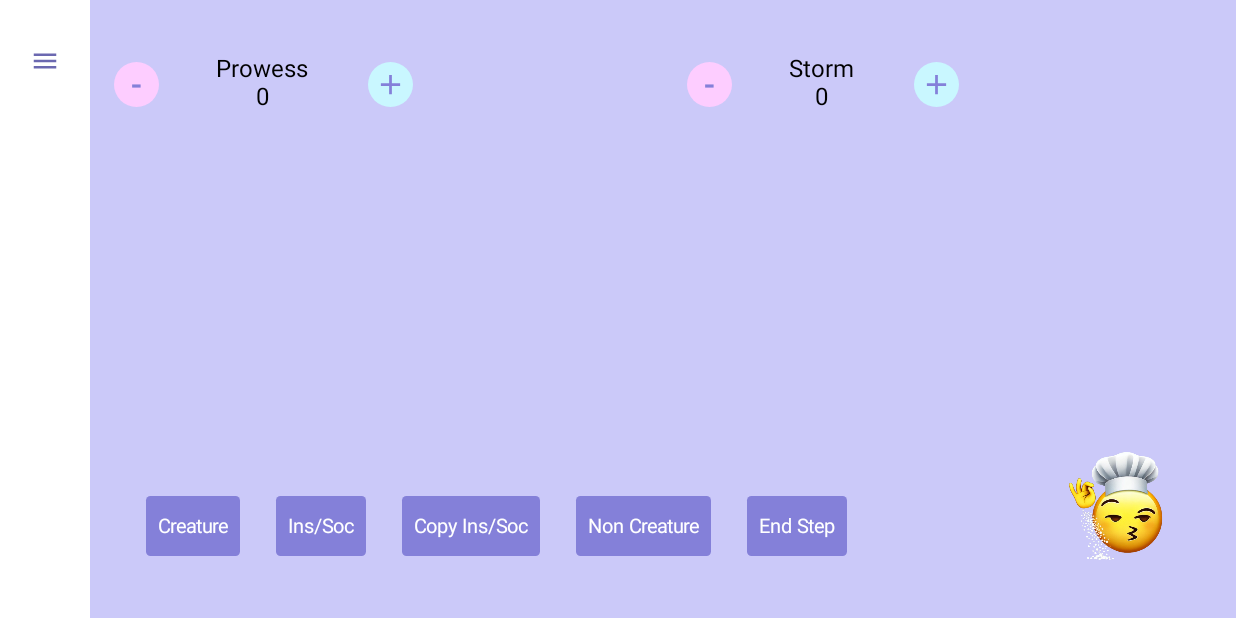
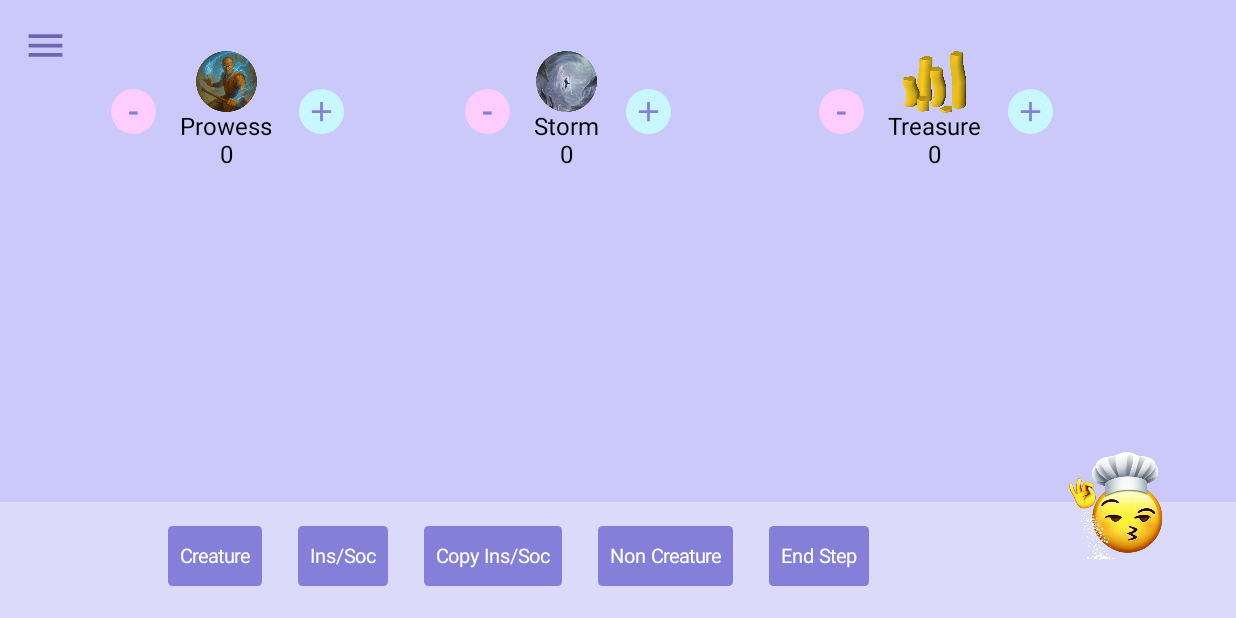
Before and after one commit to PriteshPatel3/SaltSlinger, an Android app built with Jetpack Compose: the screen it shows after launch (MainActivity), on a phone screen of 824 x 412 dp (held sideways). Run offline under Robolectric (Android 15) with nearby library versions, the phone set to English and light mode, and no system bars; our stand-ins replace Dagger/Hilt's generated code.

Commit message:
clean up code, ui changes and added images for token trackers

```diff
--- a/app/src/main/java/com/example/myapplication/MainActivity.kt
+++ b/app/src/main/java/com/example/myapplication/MainActivity.kt
@@ -1,8 +1,11 @@
 package com.example.myapplication
 
+import android.app.Activity
 import android.app.Application
+import android.graphics.drawable.ColorDrawable
 import com.example.myapplication.getItemsByTriggerType
 import android.os.Bundle
+import android.view.WindowManager
 import android.widget.FrameLayout
 import android.widget.ImageView
 import androidx.activity.ComponentActivity
@@ -24,6 +27,7 @@ import androidx.compose.foundation.layout.Spacer
 import androidx.compose.foundation.layout.fillMaxHeight
 import androidx.compose.foundation.layout.fillMaxSize
 import androidx.compose.foundation.layout.fillMaxWidth
+import androidx.compose.foundation.layout.height
 import androidx.compose.foundation.layout.heightIn
 import androidx.compose.foundation.layout.padding
 import androidx.compose.foundation.layout.size
@@ -44,6 +48,7 @@ import androidx.compose.material3.CheckboxDefaults
 import androidx.compose.material3.Icon
 import androidx.compose.material3.Text
 import androidx.compose.runtime.Composable
+import androidx.compose.runtime.DisposableEffect
 import androidx.compose.runtime.LaunchedEffect
 import androidx.compose.runtime.MutableState
 import androidx.compose.runtime.getValue
@@ -65,6 +70,7 @@ import androidx.compose.ui.text.style.TextAlign
 import androidx.compose.ui.unit.Dp
 import androidx.compose.ui.unit.dp
 import androidx.compose.ui.unit.sp
+import androidx.compose.ui.zIndex
 import androidx.lifecycle.viewmodel.compose.viewModel
 import kotlin.reflect.KMutableProperty0
 import com.example.myapplication.models.GameResources
@@ -83,8 +89,18 @@ class MyApp : Application()
 class MainActivity : ComponentActivity() {
     override fun onCreate(savedInstanceState: Bundle?) {
         super.onCreate(savedInstanceState)
+        setContent {
+            val context = LocalContext.current
+            val window = (context as? Activity)?.window
 
-        setContent {
+            // Prevent screen from sleeping
+            DisposableEffect(Unit) {
+                window?.addFlags(WindowManager.LayoutParams.FLAG_KEEP_SCREEN_ON)
+                onDispose {
+                    window?.clearFlags(WindowManager.LayoutParams.FLAG_KEEP_SCREEN_ON)
+                }
+            }
+
             Box(modifier = Modifier.fillMaxSize()) {
                 // Your main UI
                 GameResourceTracker()
@@ -103,6 +119,7 @@ class MainActivity : ComponentActivity() {
     }
 }
 
+
 @OptIn(ExperimentalLayoutApi::class)
 @Composable
 fun GameResourceTracker() {
@@ -118,27 +135,27 @@ fun GameResourceTracker() {
 
     // This inits random items with item class structure
     val items = listOf(
-        Item(1, "Kykar", "kykar", "spirit", "hasteSpirit", 1, "noncreature", "creaturegenerator",{ states ->
+        Item(1, "Kykar", "kykar", "spirit", "hasteSpirit", 1, "noncreature", "creaturegenerator", R.drawable.spirit_token,{ states ->
             var extra = 0
             if (states["hProdigy"] == true) extra += 1 // Harmonic doubles it
             if (states["veyran"] == true) extra += 1  // Veyran adds another
             extra
         }),
         Item(2, "Harmonic Prodigy", "hProdigy", "none", "none", 0, "none", "buff",), // No direct resource, just synergy
-        Item(3, "Veyran", "veyran", "none", "none",0, "none", "buff"), // No direct resource, just synergy
-        Item(4, "Monastery Mentor", "mMentor", "monk", "hasteMonk", 1, "noncreature", "creaturegenerator",{ states ->
+        Item(3, "Veyran", "veyran", "none", "none",0, "none", "buff",), // No direct resource, just synergy
+        Item(4, "Monastery Mentor", "mMentor", "monk", "hasteMonk", 1, "noncreature", "creaturegenerator", R.drawable.monk_token, { states ->
             var extra = 0
             if (states["veyran"] == true) extra += 1  // Veyran adds another
             if (states["hProdigy"] == true) extra += 1 // Harmonic doubles, Veyran has no effect
             extra
         }),
-        Item(5, "Storm Kiln Artist", "skArtist", "treasure", "none",1, "magecraft", "generator",{ states ->
+        Item(5, "Storm Kiln Artist", "skArtist", "treasure", "none",1, "magecraft", "generator",R.drawable.treasure_token,{ states ->
             var extra = 0
             if (states["hProdigy"] == true) extra += 1
             if (states["veyran"] == true) extra += 1  // Veyran adds another
             extra
         }),
-        Item(7, "Kykar Zehphyr Awakaner", "kykar-z-awak", "spirit", "hasteSpirit", 1, "noncreature", "creaturegenerator",{ states ->
+        Item(7, "Kykar Zehphyr Awakaner", "kykar-z-awak", "spirit", "hasteSpirit", 1, "noncreature", "creaturegenerator",R.drawable.spirit_token,{ states ->
             var extra = 0
             if (states["hProdigy"] == true) extra += 1 // Harmonic doubles it
             if (states["veyran"] == true) extra += 1  // Veyran adds another
@@ -147,23 +164,23 @@ fun GameResourceTracker() {
 //        Item(7, "Archmage Emritus", "aEmritus", "draw", 1, "magecraft", "buff"),
 //        Item(7, "Archmage of runes", "aRunes", "draw", 1, "instsor", "buff"),
 //        Item(7, "Ashling flame dancer", "afDancer", "discarddraw", 1, "magecraft", "buff"),
-        Item(7, "Balmor battlemage captain", "bbCaptain", "battlemage buff", "none",1, "instsor", "buff",{ states ->
+        Item(7, "Balmor battlemage captain", "bbCaptain", "battlemage buff", "none",1, "instsor", "buff",R.drawable.bbcap_token,{ states ->
             var extra = 0
             if (states["hProdigy"] == true) extra += 1 // Harmonic doubles it
             if (states["veyran"] == true) extra += 1  // Veyran adds another
             extra
         }),
-        Item(7, "Jeskai Ascendency", "jAscendency", "Jeskai Asc buff", "none",1, "noncreature", "buff",{ states ->
+        Item(7, "Jeskai Ascendency", "jAscendency", "Jeskai Asc buff", "none",1, "noncreature", "buff",R.drawable.jasc_token,{ states ->
             var extra = 0
             if (states["veyran"] == true) extra += 1  // Veyran adds another
             extra
         }),
-        Item(7, "whirldwind of thought", "woThought", "draw", "none",1, "noncreature", "buff", { states ->
+        Item(7, "whirldwind of thought", "woThought", "draw", "none",1, "noncreature", "buff",-1, { states ->
             var extra = 0
             if (states["veyran"] == true) extra += 1  // Veyran adds another
             extra
         }),
-        Item(7, "Birgi", "birgi", "Birgi Red", "none",1, "any", "generator", { states ->
+        Item(7, "Birgi", "birgi", "Birgi Red", "none",1, "any", "generator",R.drawable.redmana_token, { states ->
             var extra = 0
             if (states["veyran"] == true) extra += 1  // Veyran adds another
             extra
@@ -186,34 +203,79 @@ fun GameResourceTracker() {
         }
     }
 
-    Row(
+    Box(modifier = Modifier.fillMaxSize().background(Color(0xFFCBC9F9))) {
+        // Main Content (background)
+        // Scrollable Resource Trackers
+        // Scrollable content
+        Column(
             modifier = Modifier
                 .fillMaxSize()
-            .background(Color(0xFFCBC9F9)) // Optional: distinguish the layout
+                .padding(horizontal = 50.dp)
+                .verticalScroll(rememberScrollState())
+                .padding(top = 25.dp)
+
         ) {
-        // Side Panel
+            MainTracker(gameResources, checkedStates, items)
+            Spacer(modifier = Modifier.height(150.dp)) // Add spacing for bottom overlay
+        }
+
+        // Overlay button
+        Column(
+            modifier = Modifier
+                .align(Alignment.BottomCenter)
+                .zIndex(1f)
+                .background(Color.White.copy(alpha = 0.3f)) // 30% transparent white
+                .padding(bottom = 5.dp)
+                .fillMaxWidth()
+        ) {
+            CastButtonSection(gameResources, checkedStates, items)
+        }
+        // Floating Side Panel
         Box(
             modifier = Modifier
+                .align(Alignment.CenterStart) // Position it on the left side
+                .zIndex(1f) // Float above main content
                 .width(panelWidth)
                 .fillMaxHeight()
-                .background(Color.White)
-                .padding(20.dp)
+//                .background(Color.White)
+                .padding(0.dp)
+//                .background(Color.White.copy(alpha = 0.5f))
+
         ) {
+            // Your existing side panel content here
+            SidePanel(gameResources, checkedStates, items)
+        }
+    }
+}
+
+@Composable
+fun SidePanel(gameResources: GameResources, checkedStates: MutableMap<String, Boolean>, items: List<Item>) {
+    val targetBackgroundColor = if (gameResources.isPanelExpanded.value) {
+        Color.White.copy(alpha = 0.7f) // 30% transparent
+    } else {
+        Color.White.copy(alpha = 0f) // Fully transparent
+    }
     Column(
         verticalArrangement = Arrangement.Top,
         horizontalAlignment = Alignment.CenterHorizontally,
-                modifier = Modifier.fillMaxSize()
+        modifier = Modifier
+            .fillMaxSize()
             .verticalScroll(rememberScrollState())
+            .background(targetBackgroundColor)
+            .padding(10.dp)
+
     ) {
         // Toggle Button
         Button(
-                    onClick = { gameResources.isPanelExpanded.value = !gameResources.isPanelExpanded.value },
+            onClick = {
+                gameResources.isPanelExpanded.value = !gameResources.isPanelExpanded.value
+                      },
             modifier = Modifier
                 .padding(bottom = 8.dp)
                 .size(if (gameResources.isPanelExpanded.value) 50.dp else 40.dp), // Increase size for visibility
             shape = RoundedCornerShape(12.dp),
             contentPadding = PaddingValues(0.dp), // Remove default padding
-                    colors = ButtonDefaults.buttonColors(containerColor = Color.White)
+            colors = ButtonDefaults.buttonColors(containerColor = Color.White.copy(alpha = 0f))
         ) {
             Icon(
                 imageVector = Icons.Default.Menu, // No need for the if-else
@@ -229,6 +291,7 @@ fun GameResourceTracker() {
                 modifier = Modifier
                     .weight(1f) // Take remaining space
                     .verticalScroll(rememberScrollState())
+//                    .background(Color.White)
                     .fillMaxHeight(),
             ){
 
@@ -264,7 +327,7 @@ fun GameResourceTracker() {
 
                         Column(
                             modifier = Modifier
-//                                        .background(Color(0x80CBC9F9)) // Set background color here
+                                .background(Color(0x30FFFFFF)) // Set background color here
                                 .fillMaxHeight()
                                 .wrapContentSize()
                         ) {
@@ -313,7 +376,7 @@ fun GameResourceTracker() {
 
                         Column(
                             modifier = Modifier
-//                                        .background(Color(0x80CBC9F9)) // Set background color here
+                                .background(Color(0x30FFFFFF)) // Set background color here
                                 .fillMaxHeight()
                                 .wrapContentSize()
                         ) {
@@ -331,57 +394,70 @@ fun GameResourceTracker() {
                     }
                 }
 
-//                        items.forEach { item ->
-//                            SidePanelItem(
-//                                item = item,
-//                                isChecked = checkedStates[item.code] ?: false, // Get state for this item
-//                                onCheckedChange = { newValue ->
-//                                    checkedStates[item.code] = newValue // Update state for this item
-//                                    println("${item.name} is now ${if (newValue) "checked" else "unchecked"}")
-//                                }
-//                            )
-//                        }
             }
 
         }
     }
 }
 
-
-        Column(
-            modifier = Modifier
-                .weight(1f) // Take remaining space
-                .fillMaxHeight(),
-            verticalArrangement = Arrangement.SpaceBetween // Space out children
-        ) {
-
+@OptIn(ExperimentalLayoutApi::class)
+@Composable
+fun MainTracker(gameResources: GameResources, checkedStates: MutableMap<String, Boolean>, items: List<Item> ){
         // Scrollable Resource Trackers
-            Column(
-                modifier = Modifier
-                    .heightIn(max = 225.dp) // Set max height
-                    .verticalScroll(rememberScrollState()) // Enable scrolling
-                    .padding(top = 25.dp)
-            ) {
         FlowRow(
             modifier = Modifier
                 .fillMaxWidth(), // Make sure FlowRow expands
             horizontalArrangement = Arrangement.SpaceEvenly
         ) {
-                    CounterColumn("Prowess", gameResources.prowess.value, { gameResources.prowess.value++ }, { gameResources.prowess.value-- }, Modifier.weight(1f))
-                    CounterColumn("Storm", gameResources.storm.value, { gameResources.storm.value++ }, { gameResources.storm.value-- }, Modifier.weight(1f))
-
-                    gameResources.resourceMap.forEach { (key, value) ->
+            Column(
+                modifier = Modifier
+//                    .background(Color(0xFFF8F5E7)) // Set your desired background color
+                    .padding(8.dp) // Optional: add padding
+            ) {
+                Row {
+                    CounterColumn(mapOf("image" to R.drawable.prowess_token, "text" to "Prowess"), gameResources.prowess.value, { gameResources.prowess.value++ }, { gameResources.prowess.value-- }, Modifier.weight(1f))
+                    CounterColumn(mapOf("image" to R.drawable.storm_token, "text" to "Storm"), gameResources.storm.value, { gameResources.storm.value++ }, { gameResources.storm.value-- }, Modifier.weight(1f))
+                    CounterColumn(mapOf("image" to R.drawable.treasure_token, "text" to "Treasure"), gameResources.treasure.value, { gameResources.treasure.value++ }, { gameResources.treasure.value-- }, Modifier.weight(1f))
+                }
+            }
+            for ((key, value) in gameResources.resourceMap) {
+                if (key in listOf("prowess", "storm", "treasure")) {
+                    continue
+                }
                 val anyChecked = checkedStates.filterKeys { it in key }.values.any { it }
                 val filteredItems = items.filter { it.resourceType == key }
                 for (item in filteredItems) {
                     if (checkedStates.filterKeys { it in item.code }.values.any { it }) {
                         if (item.type == "creaturegenerator") {
+//                            Column(
+//                                modifier = Modifier
+//                                    .background(Color(0xFFF8F5E7)) // Set your desired background color
+//                                    .padding(8.dp) // Optional: add padding
+//                            ) {
+//                                Row(
+//                                    horizontalArrangement = Arrangement.spacedBy(4.dp),  // Adjust spacing between elements
+//                                    verticalAlignment = Alignment.CenterVertically,
+//                                    modifier = Modifier.fillMaxWidth()
+//                                ) {
                                     // CounterColumn for haste variant
-                                    CounterColumn("Haste $key", gameResources.resourceMap[item.hasteResourceType]?.value ?: 0, { gameResources.resourceMap[item.hasteResourceType]?.let { it.value++ } }, { gameResources.resourceMap[item.hasteResourceType]?.let { it.value++ } }, Modifier.weight(1f))
-                                    // CounterColumn for non-haste variant
-                                    CounterColumn("Non-Haste $key", value.value, { value.value++ }, { value.value-- }, Modifier.weight(1f))
+//                                    Image(
+//                                        painter = painterResource(id = item.imageId),
+//                                        contentDescription = "Image in CounterColumn",
+//                                        modifier = Modifier.size(42.dp)  // Adjust size as needed
+//                                    )
+                                    CounterColumn(mapOf("image" to item.imageId, "text" to "Haste"), gameResources.resourceMap[item.hasteResourceType]?.value ?: 0, { gameResources.resourceMap[item.hasteResourceType]?.let { it.value++ } }, { gameResources.resourceMap[item.hasteResourceType]?.let { it.value-- } }, Modifier.weight(1f))
+                                    CounterColumn(mapOf("image" to item.imageId, "text" to "Non-Haste"), value.value, { value.value++ }, { value.value-- }, Modifier.weight(1f))
+
+//                                    CounterColumn("Haste $key", gameResources.resourceMap[item.hasteResourceType]?.value ?: 0, { gameResources.resourceMap[item.hasteResourceType]?.let { it.value++ } }, { gameResources.resourceMap[item.hasteResourceType]?.let { it.value-- } }, Modifier.weight(1f))
+//                                    CounterColumn("Non-Haste $key", value.value, { value.value++ }, { value.value-- }, Modifier.weight(1f))
+
+//                                }
+//                            }
+
+
                         } else {
-                                    CounterColumn(key, value.value, { value.value++ }, { value.value-- }, Modifier.weight(1f))
+                                CounterColumn(mapOf("image" to item.imageId, "text" to "$key"), value.value, { value.value++ }, { value.value-- }, Modifier.weight(1f))
+                            }
                         }
                         break
                     }
@@ -391,12 +467,16 @@ fun GameResourceTracker() {
 
             ResourceCounterList(gameResources, checkedStates)
         }
-            }
+
+
+@OptIn(ExperimentalLayoutApi::class)
+@Composable
+fun CastButtonSection(gameResources: GameResources, checkedStates: MutableMap<String, Boolean>, items: List<Item>){
 
     // Bottom Section
     FlowRow(
         modifier = Modifier
-                    .padding(25.dp),
+            .padding(horizontal = 100.dp),
         horizontalArrangement = Arrangement.SpaceEvenly,
         verticalArrangement = Arrangement.Bottom // Align content to bottom
     ) {
@@ -433,9 +513,6 @@ fun GameResourceTracker() {
         })
     }
 }
-    }
-}
-
 @Composable
 fun ResourceCounterList(gameResources: GameResources, checkedStates: MutableMap<String, Boolean>) {
     var refreshTrigger by remember { mutableStateOf(false) }
@@ -493,16 +570,19 @@ fun SidePanelItem(
 
 @Composable
 fun CounterColumn(
-    label: String,
+    label: Any,
     count: Int,
     onIncrement: () -> Unit,
     onDecrement: () -> Unit,
     modifier: Modifier = Modifier
 ) {
     Row(
-        horizontalArrangement = Arrangement.spacedBy(8.dp),
+        horizontalArrangement = Arrangement.spacedBy(2.dp),
         verticalAlignment = Alignment.CenterVertically,
         modifier = modifier
+            .then(
+                if (label is String) Modifier.padding(top = 15.dp) else Modifier
+            ) // Add top padding if label is String
     ) {
         // Decrement Button with expanded hitbox
         Box(
@@ -527,16 +607,37 @@ fun CounterColumn(
             }
         }
 
-        Spacer(modifier = Modifier.width(8.dp))
 
+        // Conditionally Render Label or Image
         Column(
-            horizontalAlignment = Alignment.CenterHorizontally
+            horizontalAlignment = Alignment.CenterHorizontally,
+
         ) {
-            Text(text = label, fontSize = 16.sp, color = Color.Black)
+            when (label) {
+                is String -> {
+                    // If label is a string, display it as Text
+                    Text(text = label, fontSize = 16.sp, color = Color.Black, modifier = Modifier.padding(bottom = 8.dp))
+                }
+                is Map<*, *> -> {
+                    // If label is a map (dict), expect keys "image" and "text"
+                    val imageRes = label["image"] as? Int
+                    val text = label["text"] as? String
+
+                    imageRes?.let {
+                        Image(
+                            painter = painterResource(id = it),
+                            contentDescription = "Image in CounterColumn",
+                            modifier = Modifier.size(42.dp)  // Adjust size as needed
+                        )
+                    }
+
+                    text?.let {
+                        // Display text below image
+                        Text(text = it, fontSize = 16.sp, color = Color.Black)
+                    }
+                }}
             Text(text = count.toString(), fontSize = 16.sp, color = Color.Black)
         }
-
-        Spacer(modifier = Modifier.width(8.dp))
 
         // Increment Button with expanded hitbox
         CircularButton(
--- a/app/src/main/java/com/example/myapplication/models/GameResources.kt
+++ b/app/src/main/java/com/example/myapplication/models/GameResources.kt
@@ -13,6 +13,7 @@ data class Item(
     val baseIncrement: Int = 1, // Default increment
     val triggerType: String, // what causes this Item to generate its resource
     val type: String, // generator or buff
+    val imageId: Int = -1, // generator or buff
     val synergyRules: (Map<String, Boolean>) -> Int = { 0 }, // Additional increment based on other items
 )
 
```
Also changed, not shown: app/src/main/res/drawable/bbcap_token.png (added), app/src/main/res/drawable/jasc_token.png (added), app/src/main/res/drawable/monk.png (added), app/src/main/res/drawable/monk_token.png (added), app/src/main/res/drawable/prowess_token.png (added), app/src/main/res/drawable/redmana_token.png (added), app/src/main/res/drawable/spirit.png (added), app/src/main/res/drawable/spirit_token.png (added), app/src/main/res/drawable/storm_token.png (added), app/src/main/res/drawable/treasure_token.png (added). Lines whose indentation alone changed are shown as unchanged.
